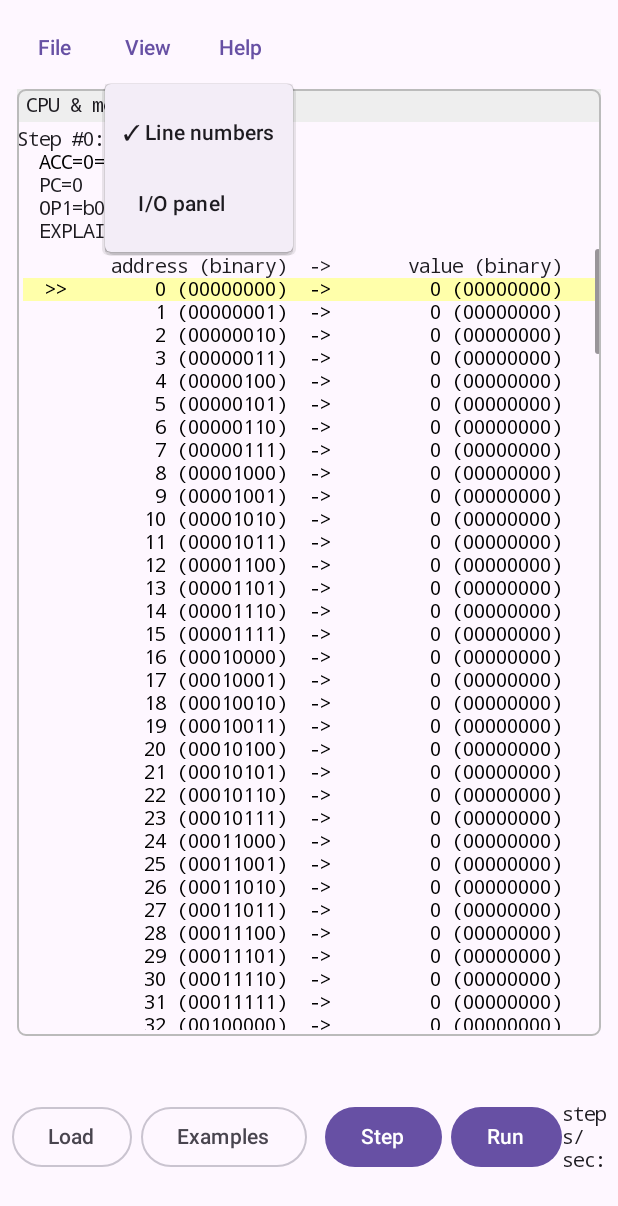
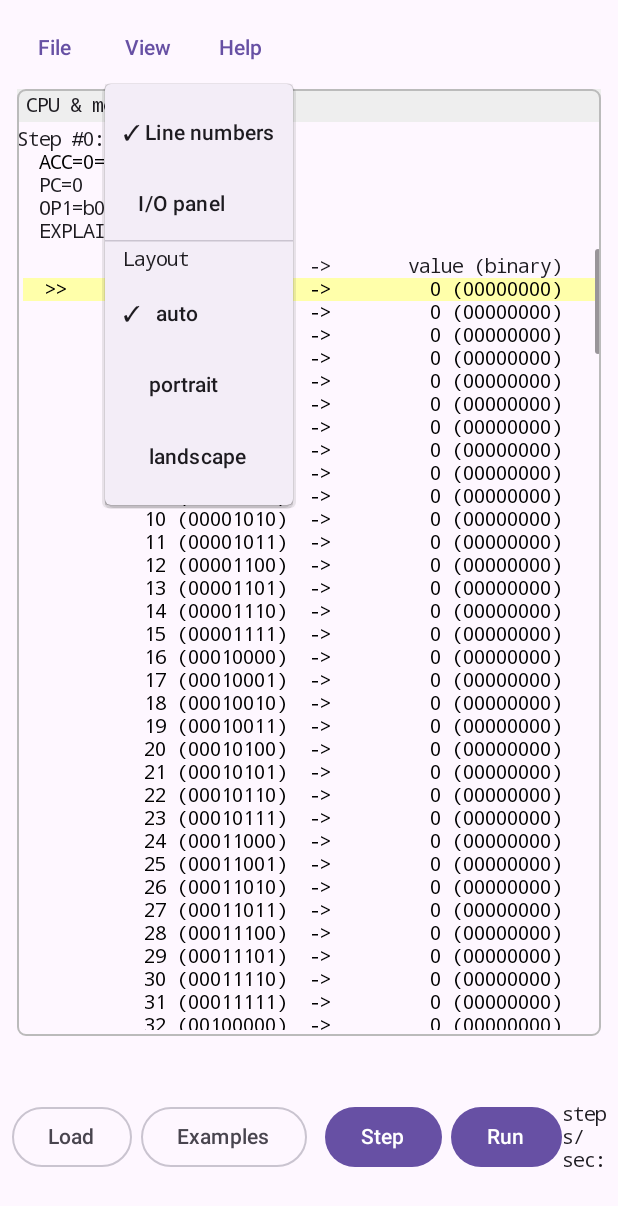
Before and after one commit to manfredscheucher/ktoy, an Android app built with Jetpack Compose: the screen it shows after launch (MainActivity), after a tap on "View", on a phone screen of 412 x 824 dp. Shown: the top 1206 px of the screen. Run offline under Robolectric (Android 15) with nearby library versions, the light colour scheme and no system bars; pictures from the network do not load.

Commit message:
layout submenu + align striped rows + android run scripts
- HighlightRow: single AnnotatedString (per-char bg spans) so striped rows
  keep monospace alignment (was N per-char Texts, drifted sub-pixel)
- View -> Layout: auto / portrait / landscape; auto now reacts to resize
- scripts/runAndroid.sh (emulator) + runAndroidDevice.sh (:androidApp:installDebug)

```diff
--- a/composeApp/src/commonMain/kotlin/org/bytefred/ktoy/ui/HighlightRow.kt
+++ b/composeApp/src/commonMain/kotlin/org/bytefred/ktoy/ui/HighlightRow.kt
@@ -1,16 +1,19 @@
 package org.bytefred.ktoy.ui
 
 import androidx.compose.foundation.background
-import androidx.compose.foundation.layout.Row
 import androidx.compose.runtime.Composable
 import androidx.compose.ui.Modifier
 import androidx.compose.ui.graphics.Color
+import androidx.compose.ui.text.AnnotatedString
+import androidx.compose.ui.text.SpanStyle
 import androidx.compose.ui.text.TextStyle
+import androidx.compose.ui.text.buildAnnotatedString
 import androidx.compose.ui.text.font.FontFamily
+import androidx.compose.ui.text.withStyle
 import androidx.compose.ui.unit.sp
 import androidx.compose.material3.Text
 
-/** Monospace text style shared by both panels, so columns line up. */
+/** Monospace text style shared by every data view, so columns line up. */
 val MonoStyle = TextStyle(fontFamily = FontFamily.Monospace, fontSize = 13.sp)
 
 /**
@@ -23,9 +26,14 @@ const val ROW_WIDTH = 80
 /**
  * One panel row, coloured like pytoy's highlight_row: padded to a fixed width so
  * the colour reaches the edge, and — when several colours apply — its characters
- * alternate through them (character j gets colours[j % n]), giving the same fine
- * per-character stripe pattern. One colour tints the whole row; none leaves it
- * plain. Consecutive same-colour characters are merged into one Text.
+ * alternate through them (character j gets colours[j % n]), the same fine
+ * per-character stripe. One colour tints the whole row; none leaves it plain.
+ *
+ * The whole row is ONE Text over an AnnotatedString (per-character background
+ * SpanStyles), not N per-character Text composables. A single text-layout pass
+ * means every row — plain, one-colour, or striped — has identical monospace
+ * advance widths, so columns stay aligned (N separate Texts drifted sub-pixel
+ * and misaligned the striped rows against the plain ones).
  */
 @Composable
 fun HighlightRow(
@@ -36,26 +44,22 @@ fun HighlightRow(
 ) {
     val style = MonoStyle.copy(color = textColor)
     val padded = if (text.length < ROW_WIDTH) text.padEnd(ROW_WIDTH) else text
-    Row(modifier = modifier) {
-        when {
-            colours.isEmpty() -> Text(padded, style = style, softWrap = false, maxLines = 1)
-            colours.size == 1 ->
-                Text(padded, style = style, softWrap = false, maxLines = 1,
-                    modifier = Modifier.background(colours[0]))
-            else -> {
-                // emit one Text per maximal run of the same colour (with >1
-                // colour that's every character, since neighbours always differ)
-                val n = colours.size
+    when {
+        colours.isEmpty() ->
+            Text(padded, style = style, softWrap = false, maxLines = 1, modifier = modifier)
+        colours.size == 1 ->
+            Text(padded, style = style, softWrap = false, maxLines = 1,
+                modifier = modifier.background(colours[0]))
+        else -> {
+            val n = colours.size
+            val annotated: AnnotatedString = buildAnnotatedString {
                 for (j in padded.indices) {
-                    Text(
-                        padded[j].toString(),
-                        style = style,
-                        softWrap = false,
-                        maxLines = 1,
-                        modifier = Modifier.background(colours[j % n]),
-                    )
+                    withStyle(SpanStyle(background = colours[j % n])) {
+                        append(padded[j])
+                    }
                 }
             }
+            Text(annotated, style = style, softWrap = false, maxLines = 1, modifier = modifier)
         }
     }
 }
--- a/composeApp/src/commonMain/kotlin/org/bytefred/ktoy/ui/MenuBar.kt
+++ b/composeApp/src/commonMain/kotlin/org/bytefred/ktoy/ui/MenuBar.kt
@@ -12,6 +12,7 @@ import androidx.compose.foundation.verticalScroll
 import androidx.compose.material3.AlertDialog
 import androidx.compose.material3.DropdownMenu
 import androidx.compose.material3.DropdownMenuItem
+import androidx.compose.material3.HorizontalDivider
 import androidx.compose.material3.Text
 import androidx.compose.material3.TextButton
 import androidx.compose.runtime.Composable
@@ -91,6 +92,17 @@ fun SimMenuBar(vm: SimViewModel, onBrowseExamples: () -> Unit) {
                 vm.showLineNumbers = !vm.showLineNumbers
             }
             CheckItem("I/O panel", vm.showIo) { vm.showIo = !vm.showIo }
+            HorizontalDivider()
+            // Layout: AUTO (by window size) / PORTRAIT (stacked) / LANDSCAPE
+            // (side by side). A flat radio group rather than a nested submenu,
+            // since Material3 DropdownMenu has no built-in submenus.
+            Text("Layout", style = MonoStyle,
+                modifier = Modifier.padding(horizontal = 12.dp, vertical = 4.dp))
+            for (mode in LayoutMode.entries) {
+                CheckItem("  " + mode.name.lowercase(), vm.layoutMode == mode) {
+                    vm.layoutMode = mode
+                }
+            }
         }
 
         // ── Help ──
--- a/composeApp/src/commonMain/kotlin/org/bytefred/ktoy/ui/SimViewModel.kt
+++ b/composeApp/src/commonMain/kotlin/org/bytefred/ktoy/ui/SimViewModel.kt
@@ -26,6 +26,9 @@ import kotlinx.coroutines.Job
 import kotlinx.coroutines.delay
 import kotlinx.coroutines.isActive
 import kotlinx.coroutines.launch
+
+/** How the C/asm/memory columns are arranged (View -> Layout). */
+enum class LayoutMode { AUTO, PORTRAIT, LANDSCAPE }
 
 /**
  * Holds the running Machine and the derived UI state for the simulator screen.
@@ -64,6 +67,10 @@ class SimViewModel : ViewModel() {
 
     // View -> Line numbers (the gutter in the source panels). On by default.
     var showLineNumbers by mutableStateOf(true)
+
+    // View -> Layout: AUTO picks side-by-side vs stacked from the window size;
+    // PORTRAIT forces the columns stacked; LANDSCAPE forces them side by side.
+    var layoutMode by mutableStateOf(LayoutMode.AUTO)
 
     // A transient status message for the File menu (e.g. "Saved foo.toyo"), shown
     // briefly in the UI. Cleared by the UI after showing.
--- a/composeApp/src/commonMain/kotlin/org/bytefred/ktoy/ui/SimulatorScreen.kt
+++ b/composeApp/src/commonMain/kotlin/org/bytefred/ktoy/ui/SimulatorScreen.kt
@@ -113,14 +113,19 @@ fun SimulatorScreen(vm: SimViewModel, onLoad: () -> Unit) {
             // with source; memory always).
             val cols = (if (vm.hasCSource) 1 else 0) +
                 (if (vm.hasSource) 1 else 0) + 1
-            // Side-by-side when the window is landscape-ish OR simply wide enough
-            // to give each column a usable minimum. Using BOTH an aspect test and
-            // a per-column width floor makes the breakpoint adapt on resize across
-            // web + jvm (a wide-but-short window still goes side-by-side; a narrow
-            // one stacks even if it's tall). ~240.dp/column is the floor pytoy's
-            // panels need before text starts clipping.
-            val minPerCol = 240.dp
-            val wide = maxWidth > maxHeight || maxWidth >= minPerCol * cols
+            // Side-by-side vs stacked. AUTO decides purely by WIDTH so it reacts
+            // to window resize (an aspect test made a tall-narrow window wrongly
+            // go side-by-side and not switch back): side-by-side once the window
+            // is wide enough to give each shown column a usable minimum width,
+            // stacked otherwise. ~300.dp/column is the floor the panels need
+            // before text clips. PORTRAIT / LANDSCAPE override the auto choice
+            // (View -> Layout).
+            val minPerCol = 300.dp
+            val wide = when (vm.layoutMode) {
+                LayoutMode.LANDSCAPE -> true
+                LayoutMode.PORTRAIT -> false
+                LayoutMode.AUTO -> maxWidth >= minPerCol * cols
+            }
             val pcCLine = vm.pcCLine()
             val cCol: @Composable (Modifier) -> Unit = { mod ->
                 CSourcePanel(vm, sel.cLines, changedCLines, pcCLine, { editCOpen = true }, mod)
```
Also changed, not shown: 3 other files.
